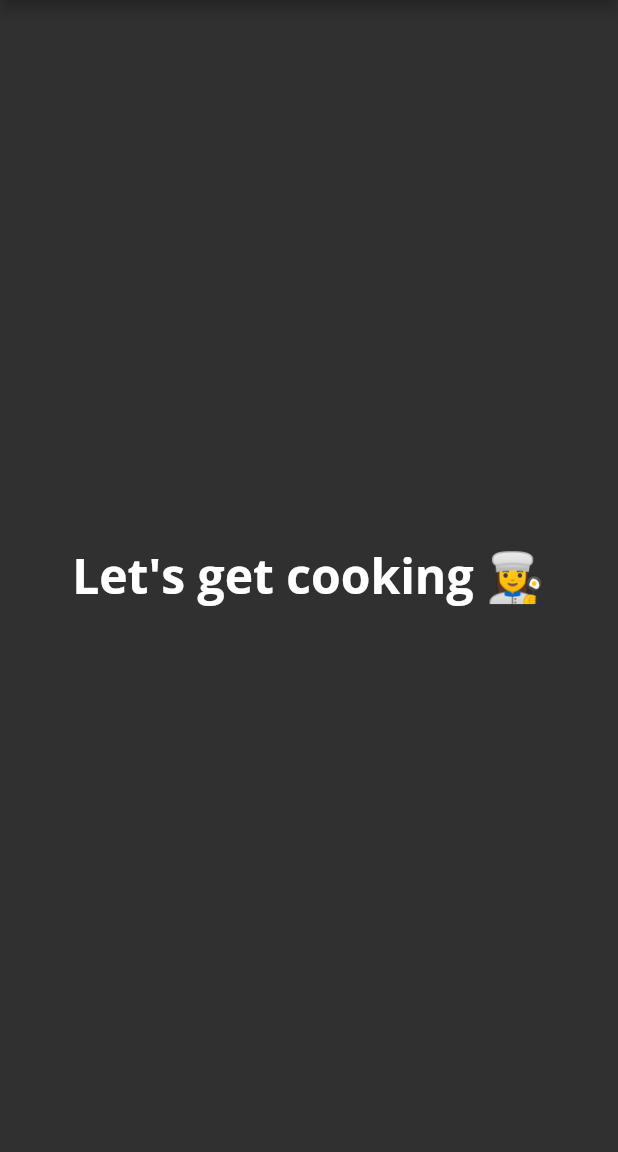
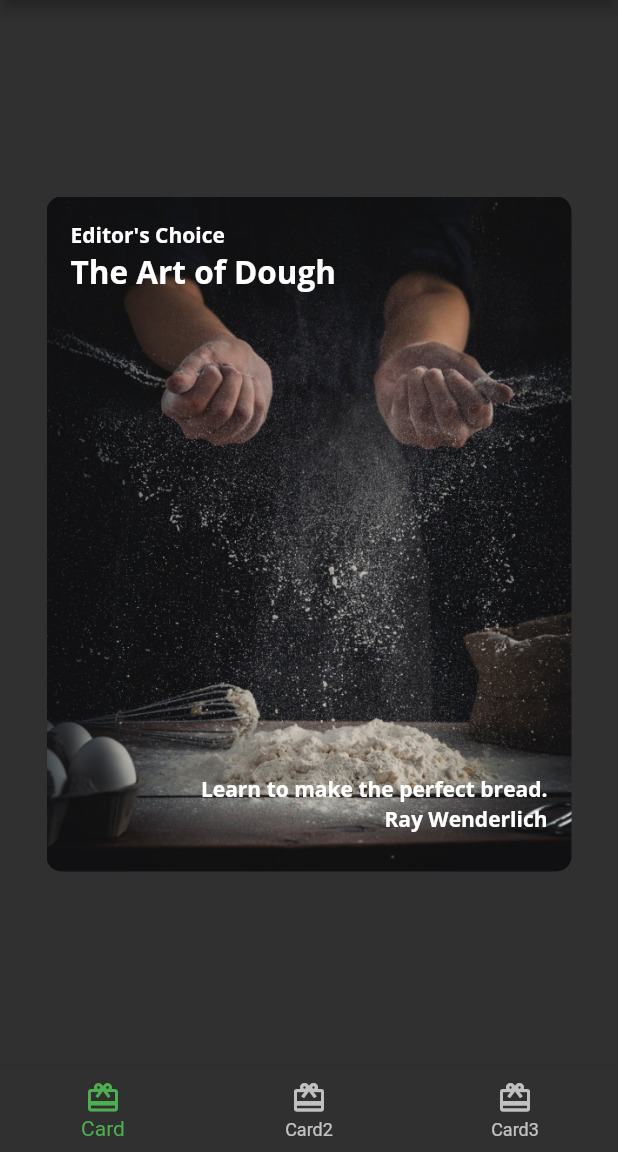
Before and after one commit to ashu98s/Fooderlich, a Flutter app: the screen it shows after launch, on a phone screen of 412 x 824 dp, the part 84-1236 px from its top. Run offline on Flutter 3.47's test engine with Material 2 defaults, Android fonts, the phone set to English and light mode, and no system bars; our stand-ins replace google_fonts.

Commit message:
making changes

```diff
--- a/lib/card1.dart
+++ b/lib/card1.dart
@@ -0,0 +1,76 @@
+import 'package:flutter/material.dart';
+import 'fooderlich_theme.dart';
+
+class Card1 extends StatelessWidget {
+  const Card1({Key? key}) : super(key: key);
+  // 1
+  final String category = 'Editor\'s Choice';
+  final String title = 'The Art of Dough';
+  final String description = 'Learn to make the perfect bread.';
+  final String chef = 'Ray Wenderlich';
+
+  // 2
+  @override
+  Widget build(BuildContext context) {
+    // 3
+    return Center(
+      // TODO: Card1 Decorate Container
+      child: Container(
+        // TODO: Add a stack of text
+        child: Stack(
+          children: [
+            // 8
+            Text(
+              category,
+              style: FooderlichTheme.darkTextTheme.bodyText1,
+            ),
+            // 9
+            Positioned(
+              child: Text(
+                title,
+                style: FooderlichTheme.darkTextTheme.headline2,
+              ),
+              top: 20,
+            ),
+            // 10
+            Positioned(
+              child: Text(
+                description,
+                style: FooderlichTheme.darkTextTheme.bodyText1,
+              ),
+              bottom: 30,
+              right: 0,
+            ),
+            // 11
+            Positioned(
+              child: Text(
+                chef,
+                style: FooderlichTheme.darkTextTheme.bodyText1,
+              ),
+              bottom: 10,
+              right: 0,
+            )
+          ],
+        ),
+        padding: const EdgeInsets.all(16),
+        // 2
+        constraints: const BoxConstraints.expand(
+          width: 350,
+          height: 450,
+        ),
+        // 3
+        decoration: const BoxDecoration(
+          // 4
+          image: DecorationImage(
+            // 5
+            image: AssetImage('assets/mag1.png'),
+            // 6
+            fit: BoxFit.cover,
+          ),
+          // 7
+          borderRadius: BorderRadius.all(Radius.circular(10.0)),
+        ),
+      ),
+    );
+  }
+}
--- a/lib/home.dart
+++ b/lib/home.dart
@@ -0,0 +1,76 @@
+import 'package:flutter/material.dart';
+import 'card1.dart';
+import 'card2.dart';
+import 'card3.dart';
+
+class Home extends StatefulWidget {
+  const Home({Key? key}) : super(key: key);
+
+  @override
+  _HomeState createState() => _HomeState();
+}
+
+class _HomeState extends State<Home> {
+  // TODO: Add state variables and functions
+  // 7
+  int _selectedIndex = 0;
+
+// 8
+  static List<Widget> pages = <Widget>[
+    // TODO: Replace with Card1
+    const Card1(),
+    // TODO: Replace with Card2
+    const Card2(),
+    // TODO: Replace with Card3
+    const Card3(),
+  ];
+
+// 9
+  void _onItemTapped(int index) {
+    setState(() {
+      _selectedIndex = index;
+    });
+  }
+
+  @override
+  Widget build(BuildContext context) {
+    return Scaffold(
+      appBar: AppBar(
+        title: Text(
+          'Fooderlich',
+          // 2
+          style: Theme.of(context).textTheme.headline6,
+        ),
+      ),
+      // TODO: Show selected tab
+      body: pages[_selectedIndex],
+      // TODO: Add bottom navigation bar
+      // 4
+      bottomNavigationBar: BottomNavigationBar(
+        // 5
+        selectedItemColor:
+        Theme.of(context).textSelectionTheme.selectionColor,
+        // TODO: Set selected tab bar
+        // 10
+        currentIndex: _selectedIndex,
+// 11
+        onTap: _onItemTapped,
+        // 6
+        items: <BottomNavigationBarItem>[
+          const BottomNavigationBarItem(
+            icon: Icon(Icons.card_giftcard),
+            label: 'Card',
+          ),
+          const BottomNavigationBarItem(
+            icon: Icon(Icons.card_giftcard),
+            label: 'Card2',
+          ),
+          const BottomNavigationBarItem(
+            icon: Icon(Icons.card_giftcard),
+            label: 'Card3',
+          ),
+        ],
+      ),
+    );
+  }
+}
--- a/lib/main.dart
+++ b/lib/main.dart
@@ -1,5 +1,6 @@
 import 'package:flutter/material.dart';
 import 'fooderlich_theme.dart';
+import 'home.dart';
 
 void main() {
   runApp(const Fooderlich());
@@ -15,21 +16,9 @@ class Fooderlich extends StatelessWidget {
     // TODO: Apply Home widget
     return MaterialApp(
       debugShowCheckedModeBanner: false,
-      // TODO: Add theme
       theme: theme,
       title: 'Fooderlich',
-
-      home: Scaffold(
-        // TODO: Style the title
-        appBar: AppBar(
-          title: Text('Fooderlich', style: theme.textTheme.headline6),
-        ),
-        // TODO: Style the body text
-        body: Center(
-          child: Text('Let\'s get cooking 👩‍🍳',
-              style: theme.textTheme.headline1),
-        ),
-      ),
+      home: const Home(),
     );
   }
 }
```
